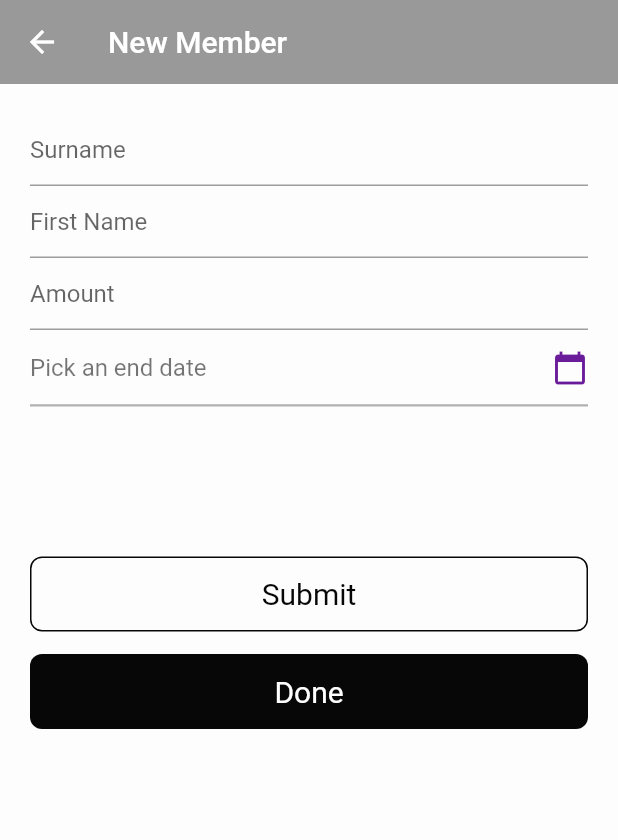
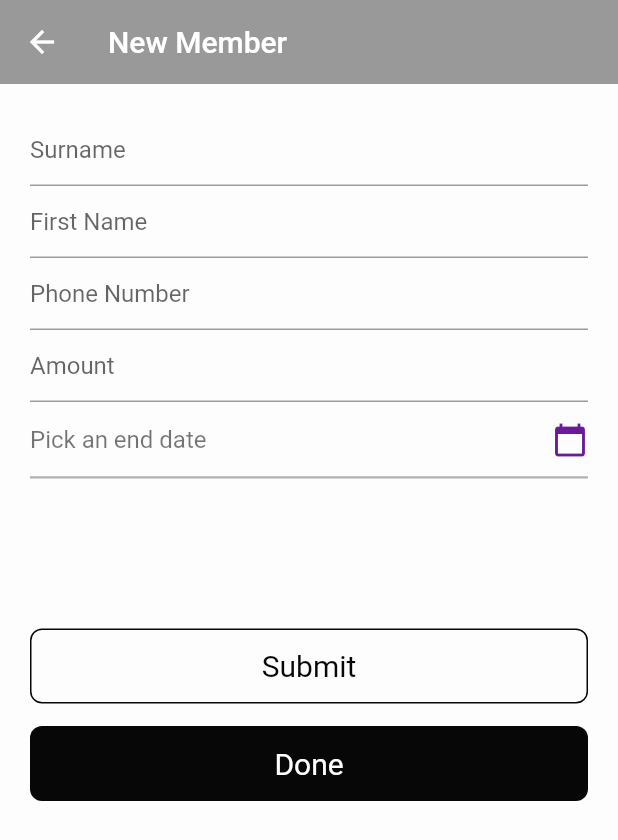
Before and after one commit to Nicole-ABC/springsuperior, a Flutter app: the screen it shows after launch, after a tap on the "add" icon, on a phone screen of 412 x 824 dp. Shown: the top 840 px of the screen. Run offline on Flutter 3.47's test engine with Material 2 defaults, Android fonts, the phone set to English and light mode, and no system bars; our stand-ins replace carousel_slider, flutter_local_notifications, sqflite; missing offline and left inert: flutter_circular_chart, flutter_sparkline, workmanager; accounts and stored records are empty.

Commit message:
Final touches, added phone number, UX changes, changes notification frequency, changed app icon

```diff
--- a/lib/data/database.dart
+++ b/lib/data/database.dart
@@ -14,6 +14,7 @@ class DatabaseHelper {
   static final memberColumnId = '_id';
   static final memberColumnSurname = 'surname';
   static final memberColumnFirstName = 'name';
+  static final memberColumnPhoneNumber = 'phoneNumber';
   static final memberColumnDate = 'date';
   static final memberColumnActive = 'active';
   static final attendanceColumnId = 'attendanceId';
@@ -48,6 +49,7 @@ class DatabaseHelper {
       $memberColumnId INTEGER PRIMARY KEY AUTOINCREMENT,
       $memberColumnSurname TEXT NOT NULL,
       $memberColumnFirstName TEXT NOT NULL,
+      $memberColumnPhoneNumber TEXT NOT NULL,
       $memberColumnDate TEXT NOT NULL,
       $memberColumnActive TEXT NOT NULL
       )
--- a/lib/main.dart
+++ b/lib/main.dart
@@ -29,13 +29,13 @@ Future<void> main() async{
   WidgetsFlutterBinding.ensureInitialized();
   await Workmanager.initialize(
     callbackDispatcher,
-    isInDebugMode: true,
+    isInDebugMode: false,
   );
 
   await Workmanager.registerPeriodicTask(
     '5',
     simplePeriodicTask,
-    frequency: Duration(minutes: 15),
+    frequency: Duration(hours: 12),
     initialDelay: Duration(seconds: 10),
   );
 
@@ -64,7 +64,7 @@ class MyApp extends StatelessWidget {
   @override
   Widget build(BuildContext context) {
     return MaterialApp(
-      title: 'Flutter Demo',
+      title: 'Spring Superior',
       theme: ThemeData(
           primaryColor: Color(0xFF070707),
           accentColor: Colors.purple[800]
--- a/lib/models/member_model.dart
+++ b/lib/models/member_model.dart
@@ -3,6 +3,7 @@ class Member{
   String surname;
   String firstName;
   String date;
+  String phoneNumber;
   String active;
 
   Member({
@@ -10,6 +11,7 @@ class Member{
     this.active,
     this.date,
     this.firstName,
+    this.phoneNumber,
     this.surname,
   });
 
@@ -20,6 +22,7 @@ class Member{
     map['surname'] = surname;
     map['name'] = firstName;
     map['active'] = active;
+    map['phoneNumber'] = phoneNumber;
     map['date'] = date;
     return map;
   }
@@ -29,6 +32,7 @@ class Member{
     surname = map['surname'];
     firstName = map['name'];
     active = map['active'];
+    phoneNumber = map['phoneNumber'];
     date = map['date'];
 
   }
--- a/lib/pages/member_form.dart
+++ b/lib/pages/member_form.dart
@@ -15,6 +15,7 @@ class NewMember extends StatefulWidget {
 class _NewMemberState extends State<NewMember> {
   TextEditingController surnameController = TextEditingController();
   TextEditingController nameController = TextEditingController();
+  TextEditingController phoneNumberController = TextEditingController();
   TextEditingController amountController = TextEditingController();
 
   GlobalKey<ScaffoldState> _scaffoldKey = GlobalKey<ScaffoldState>();
@@ -61,6 +62,16 @@ class _NewMemberState extends State<NewMember> {
                   controller: nameController,
                   decoration: InputDecoration(
                       hintText: 'First Name'
+                  ),
+                ),
+              ),
+              Padding(
+                padding: EdgeInsets.only(left: 20.0, right: 20.0),
+                child: TextField(
+                  textCapitalization: TextCapitalization.sentences,
+                  controller: phoneNumberController,
+                  decoration: InputDecoration(
+                      hintText: 'Phone Number'
                   ),
                 ),
               ),
@@ -128,7 +139,7 @@ class _NewMemberState extends State<NewMember> {
                 padding: const EdgeInsets.symmetric(horizontal: 20.0),
                 child: GestureDetector(
                   onTap: () {
-                    if(nameController.text == '' || surnameController.text == '' || amountController.text == ''){
+                    if(nameController.text == '' || surnameController.text == '' || amountController.text == '' || phoneNumberController.text == '' ){
                       _scaffoldKey.currentState.showSnackBar(SnackBar(
                         duration: Duration(milliseconds: 1000),
                         content: Text('Text field cannot be empty!'),
@@ -145,6 +156,7 @@ class _NewMemberState extends State<NewMember> {
                           firstName: nameController.text,
                           surname: surnameController.text,
                           date: _dateTime.toString(),
+                          phoneNumber: phoneNumberController.text,
                           active: 'false'
                       );
                       final payment = Payment(
@@ -163,6 +175,7 @@ class _NewMemberState extends State<NewMember> {
                         nameController.clear();
                         surnameController.clear();
                         amountController.clear();
+                        phoneNumberController.clear();
                       });
                       _dateTime = null;
                     }
@@ -171,6 +184,7 @@ class _NewMemberState extends State<NewMember> {
                           firstName: nameController.text,
                           surname: surnameController.text,
                           date: _dateTime.toString(),
+                          phoneNumber: phoneNumberController.text,
                           active: 'true'
                       );
                       final payment = Payment(
@@ -189,6 +203,7 @@ class _NewMemberState extends State<NewMember> {
                         nameController.clear();
                         surnameController.clear();
                         amountController.clear();
+                        phoneNumberController.clear();
                       });
                       _dateTime = null;
                     }
--- a/pubspec.yaml
+++ b/pubspec.yaml
@@ -29,6 +29,7 @@ dependencies:
   flutter_sparkline: ^0.1.0
   flutter_local_notifications: ^4.0.1
   workmanager: ^0.2.3
+  url_launcher: ^5.7.10
   flutter_native_timezone: ^1.0.4
   flutter_circular_chart: ^0.1.0
 
```
Also changed, not shown: lib/widgets/member_list_item.dart (+70 -34 lines), pubspec.lock, 9 other files.
